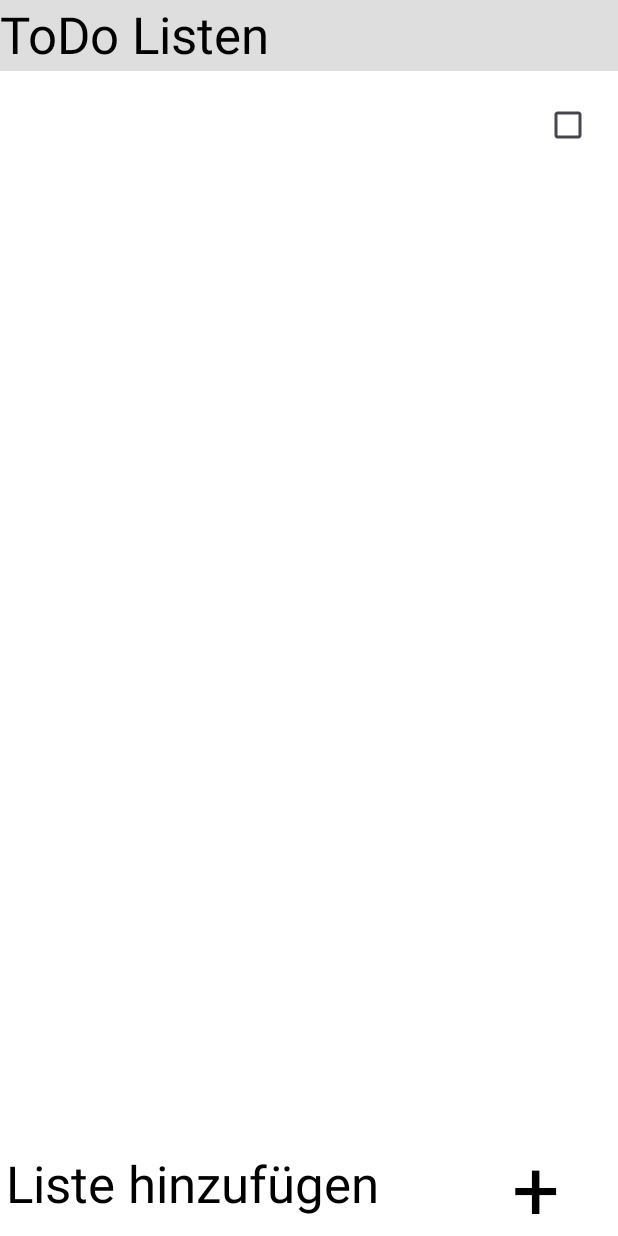
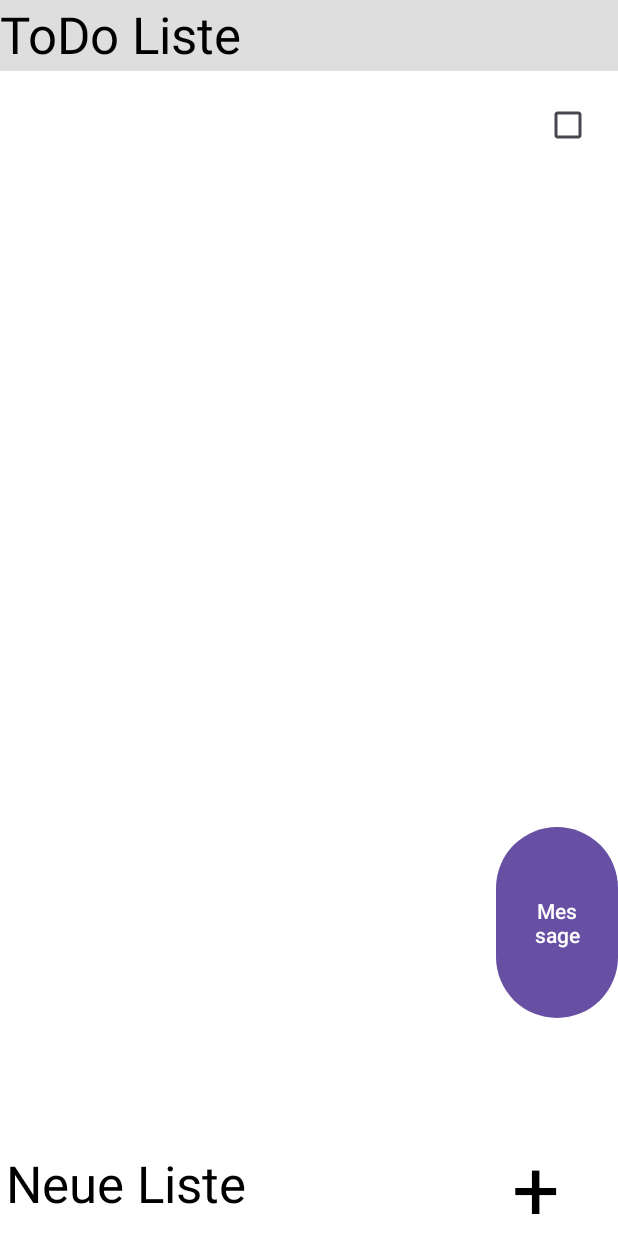
Before and after one commit to maakkiiii/WhatToDo, an Android app: the screen it shows after launch (MainActivity), on a phone screen of 412 x 824 dp. Run offline under Robolectric (Android 15) with nearby library versions, the phone set to English and light mode, and no system bars.

Commit message:
Small changes and updates.

```diff
--- a/app/src/main/AndroidManifest.xml
+++ b/app/src/main/AndroidManifest.xml
@@ -7,7 +7,8 @@
     <uses-permission android:name="android.permission.WAKE_LOCK" />
     <uses-permission android:name="android.permission.VIBRATE" />
     <uses-permission android:name="android.permission.WRITE_EXTERNAL_STORAGE" />
-
+    <uses-permission android:name="android.permission.INTERNET" />
+    <uses-permission android:name="android.permission.ACCESS_NETWORK_STATE" />
 
 
     <application
--- a/app/src/main/java/com/example/whattodo/AddList.java
+++ b/app/src/main/java/com/example/whattodo/AddList.java
@@ -57,10 +57,11 @@ public class AddList extends AppCompatActivity {
         });
 
     }
+
     @Override
-    protected void onDestroy(){
+    protected void onDestroy() {
         super.onDestroy();
-        if (mediaPlayer != null){
+        if (mediaPlayer != null) {
             mediaPlayer.release();
             mediaPlayer = null;
         }
--- a/app/src/main/java/com/example/whattodo/MainActivity.java
+++ b/app/src/main/java/com/example/whattodo/MainActivity.java
@@ -1,12 +1,20 @@
 package com.example.whattodo;
 
 import androidx.appcompat.app.AppCompatActivity;
+import androidx.core.app.ActivityCompat;
+import androidx.core.app.NotificationCompat;
+import androidx.core.app.NotificationManagerCompat;
 
 import android.app.AlarmManager;
+import android.app.NotificationChannel;
+import android.app.NotificationManager;
 import android.app.PendingIntent;
 import android.content.Context;
 import android.content.Intent;
 import android.content.SharedPreferences;
+import android.content.pm.PackageManager;
+import android.media.MediaPlayer;
+import android.os.Build;
 import android.os.Bundle;
 import android.view.View;
 import android.widget.ArrayAdapter;
@@ -23,13 +31,25 @@ public class MainActivity extends AppCompatActivity {
 
     Button newList;
     TextView textView;
+    ArrayList<String> tasks;
 
-    ArrayList<String> tasks;
+    private static final String CHANNEL_ID = "my_channel_id";
+    private static final int NOTIFICATION_ID = 1;
 
     @Override
     protected void onCreate(Bundle savedInstanceState) {
         super.onCreate(savedInstanceState);
         setContentView(R.layout.activity_main);
+
+        createNotificationChannel();
+        Button message = findViewById(R.id.message);
+        message.setOnClickListener(new View.OnClickListener() {
+            @Override
+            public void onClick(View v) {
+                sendNotification();
+            }
+        });
+
 
         AlarmManager alarmManager = (AlarmManager) getSystemService(Context.ALARM_SERVICE);
         Intent intentAlarm = new Intent(MainActivity.this, AlarmReceiver.class);
@@ -37,9 +57,9 @@ public class MainActivity extends AppCompatActivity {
 
         Calendar calendar = Calendar.getInstance();
         calendar.setTimeInMillis(System.currentTimeMillis());
-        calendar.set(Calendar.HOUR_OF_DAY,13);
-        calendar.set(Calendar.MINUTE,24);
-        calendar.set(Calendar.SECOND,0);
+        calendar.set(Calendar.HOUR_OF_DAY, 16);
+        calendar.set(Calendar.MINUTE, 25);
+        calendar.set(Calendar.SECOND, 0);
 
         alarmManager.setRepeating(AlarmManager.RTC_WAKEUP, calendar.getTimeInMillis(), AlarmManager.INTERVAL_DAY, pendingIntent);
 
@@ -63,26 +83,64 @@ public class MainActivity extends AppCompatActivity {
             tasks.addAll(receivedTasks);
             displayTasks();
         }
+
+
+    }
+
+    private void createNotificationChannel() {
+        if (Build.VERSION.SDK_INT >= Build.VERSION_CODES.O) {
+            CharSequence name = "My Channel";
+            String description = "Channel Description";
+            int importance = NotificationManager.IMPORTANCE_DEFAULT;
+            NotificationChannel channel = new NotificationChannel(CHANNEL_ID, name, importance);
+            channel.setDescription(description);
+
+            NotificationManager notificationManager = getSystemService(NotificationManager.class);
+            notificationManager.createNotificationChannel(channel);
+        }
+    }
+
+    private void sendNotification() {
+        NotificationCompat.Builder builder = new NotificationCompat.Builder(this, CHANNEL_ID)
+                .setSmallIcon(R.drawable.notification_icon)
+                .setContentTitle("My Notification")
+                .setContentText("This is a notification from my app")
+                .setPriority(NotificationCompat.PRIORITY_DEFAULT);
+
+        NotificationManagerCompat notificationManager = NotificationManagerCompat.from(this);
+        if (ActivityCompat.checkSelfPermission(this, android.Manifest.permission.POST_NOTIFICATIONS) != PackageManager.PERMISSION_GRANTED) {
+            // TODO: Consider calling
+            //    ActivityCompat#requestPermissions
+            // here to request the missing permissions, and then overriding
+            //   public void onRequestPermissionsResult(int requestCode, String[] permissions,
+            //                                          int[] grantResults)
+            // to handle the case where the user grants the permission. See the documentation
+            // for ActivityCompat#requestPermissions for more details.
+            //Generiert vom Programm als Lösungsvorschlag
+            return;
+        }
+        notificationManager.notify(NOTIFICATION_ID, builder.build());
     }
 
     @Override
-    protected void onDestroy(){
+    protected void onDestroy() {
         super.onDestroy();
         saveTasks();
         System.out.println("Wird aufgerufen.");
     }
-    private void saveTasks(){
+
+    private void saveTasks() {
         SharedPreferences sharedPreferences = getSharedPreferences("SaveList", Context.MODE_PRIVATE);
         SharedPreferences.Editor editor = sharedPreferences.edit();
         editor.putStringSet("TaskList", new HashSet<>(tasks));
         editor.apply();
     }
 
-    private void displayTasks(){
+    private void displayTasks() {
         StringBuilder buildList = new StringBuilder();
 
         for (String task : tasks) {
-            buildList.append(task).append("\n"+"\n");
+            buildList.append(task).append("\n" + "\n");
         }
 
         String showList = buildList.toString();
--- a/app/src/main/res/layout/activity_main.xml
+++ b/app/src/main/res/layout/activity_main.xml
@@ -12,7 +12,7 @@
         android:layout_width="416dp"
         android:layout_height="47dp"
         android:background="#D9D9D9D9"
-        android:text="ToDo Listen"
+        android:text="ToDo Liste"
         android:textAlignment="textStart"
         android:textAppearance="@style/TextAppearance.AppCompat.Display1"
         android:textColor="@color/black"
@@ -25,7 +25,7 @@
         android:layout_height="58dp"
         android:layout_marginStart="4dp"
         android:background="#FFFFFF"
-        android:text="Liste hinzufügen"
+        android:text="Neue Liste"
         android:textAlignment="textStart"
         android:textAppearance="@style/TextAppearance.AppCompat.Display1"
         android:textColor="@color/black"
@@ -65,4 +65,13 @@
         app:layout_constraintStart_toStartOf="parent"
         app:layout_constraintTop_toBottomOf="@+id/textView" />
 
+    <Button
+        android:id="@+id/message"
+        android:layout_width="81dp"
+        android:layout_height="135dp"
+        android:layout_marginBottom="61dp"
+        android:text="Message"
+        app:layout_constraintBottom_toTopOf="@+id/button"
+        app:layout_constraintEnd_toEndOf="parent" />
+
 </androidx.constraintlayout.widget.ConstraintLayout>
```
Also changed, not shown: app/src/main/java/com/example/whattodo/AlarmReceiver.java (+4 -3 lines), app/src/main/res/drawable/notification_icon.png (added).
